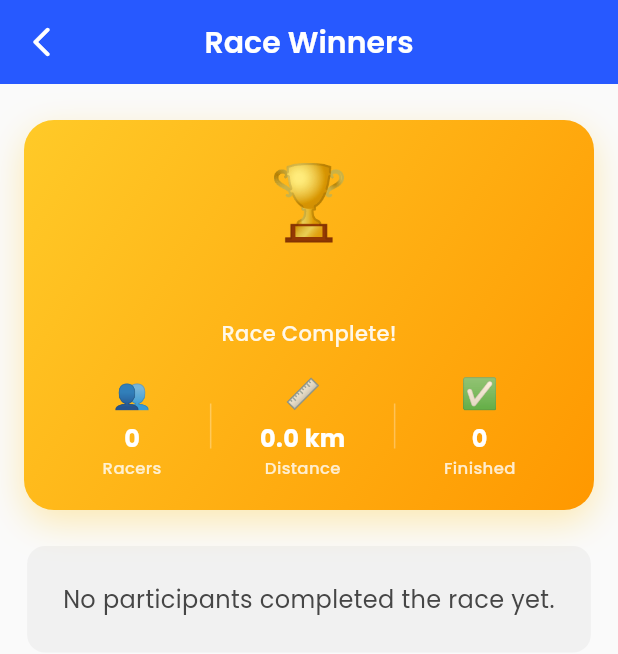
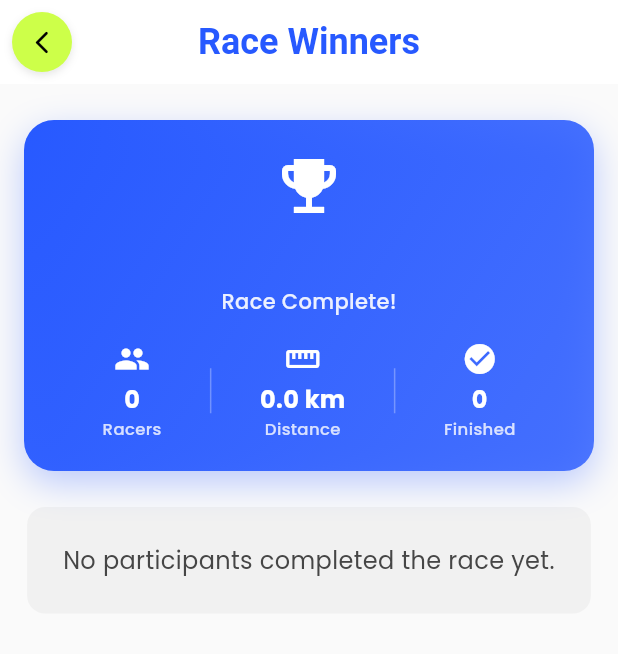
Before and after one commit to netsphereofficial-jpg/netsphere-stepzsync-stable, a Flutter app: the RaceWinnersScreen screen opened directly with empty values, on a phone screen of 412 x 824 dp. Shown: the top 654 px of the screen. Run offline on Flutter 3.47's test engine with Material 3 defaults, Android fonts, the phone set to English and light mode, and no system bars; our stand-ins replace cloud_firestore, confetti, connectivity_plus, country_code_picker, dio, firebase_auth and 27 more; missing offline and left inert: android_intent_plus, firebase_performance, flutter_polyline_points, health, place_picker_google; accounts and stored records are empty; project files that could hold a hidden picture were left out.

Commit message:
Fix: Redesign Race Winners Screen with consistent styling
- Updated app bar to match other race screens (white bg, circular yellow back button, blue title)
- Replaced golden/amber color scheme with soothing blue gradient theme using AppColors.appColor
- Fixed distance bug by capping displayed distance at race's total distance (min cap prevents showing 6.08km for 2km race)
- Replaced emoji icons with Material Icons for professional look:
  • 🏆 → Icons.emoji_events
  • 👥 → Icons.group
  • 📏 → Icons.straighten
  • ✅ → Icons.check_circle
  • ⚡ → Icons.speed

🤖 Generated with [Claude Code](https://claude.com/claude-code)

Co-Authored-By: Claude <noreply@anthropic.com>

```diff
--- a/lib/screens/race_map/race_map_screen.dart
+++ b/lib/screens/race_map/race_map_screen.dart
@@ -1,3 +1,4 @@
+import 'dart:math';
 import 'dart:ui';
 
 import 'package:firebase_auth/firebase_auth.dart';
@@ -2435,7 +2436,21 @@ class RaceWinnersScreen extends StatelessWidget {
 
     return Scaffold(
       backgroundColor: Colors.grey.shade50,
-      appBar: CustomAppBar(title: "Race Winners", isBack: true),
+      appBar: CustomAppBar(
+        title: "Race Winners",
+        isBack: true,
+        circularBackButton: true,
+        backButtonCircleColor: AppColors.neonYellow,
+        backButtonIconColor: Colors.black,
+        backgroundColor: Colors.white,
+        titleColor: AppColors.appColor,
+        showGradient: false,
+        titleStyle: GoogleFonts.roboto(
+          fontSize: 24,
+          fontWeight: FontWeight.bold,
+          color: AppColors.appColor,
+        ),
+      ),
       body: SingleChildScrollView(
         physics: const BouncingScrollPhysics(),
         child: Padding(
@@ -2449,8 +2464,8 @@ class RaceWinnersScreen extends StatelessWidget {
                 decoration: BoxDecoration(
                   gradient: LinearGradient(
                     colors: [
-                      Colors.amber.shade400,
-                      Colors.orange.shade500,
+                      AppColors.appColor,
+                      AppColors.appColor.withValues(alpha: 0.8),
                     ],
                     begin: Alignment.topLeft,
                     end: Alignment.bottomRight,
@@ -2458,7 +2473,7 @@ class RaceWinnersScreen extends StatelessWidget {
                   borderRadius: BorderRadius.circular(20),
                   boxShadow: [
                     BoxShadow(
-                      color: Colors.amber.withValues(alpha: 0.3),
+                      color: AppColors.appColor.withValues(alpha: 0.3),
                       blurRadius: 20,
                       offset: const Offset(0, 8),
                     ),
@@ -2466,9 +2481,10 @@ class RaceWinnersScreen extends StatelessWidget {
                 ),
                 child: Column(
                   children: [
-                    const Text(
-                      '🏆',
-                      style: TextStyle(fontSize: 48),
+                    const Icon(
+                      Icons.emoji_events,
+                      size: 48,
+                      color: Colors.white,
                     ),
                     const SizedBox(height: 8),
                     Text(
@@ -2495,7 +2511,7 @@ class RaceWinnersScreen extends StatelessWidget {
                       mainAxisAlignment: MainAxisAlignment.spaceEvenly,
                       children: [
                         _buildHeaderStat(
-                          '👥',
+                          Icons.group,
                           '${participants.length}',
                           'Racers',
                         ),
@@ -2505,7 +2521,7 @@ class RaceWinnersScreen extends StatelessWidget {
                           color: Colors.white.withValues(alpha: 0.3),
                         ),
                         _buildHeaderStat(
-                          '📏',
+                          Icons.straighten,
                           '${raceData?.totalDistance?.toStringAsFixed(1) ?? '0'} km',
                           'Distance',
                         ),
@@ -2515,7 +2531,7 @@ class RaceWinnersScreen extends StatelessWidget {
                           color: Colors.white.withValues(alpha: 0.3),
                         ),
                         _buildHeaderStat(
-                          '✅',
+                          Icons.check_circle,
                           '${participants.where((p) => p.isCompleted).length}',
                           'Finished',
                         ),
@@ -2537,8 +2553,8 @@ class RaceWinnersScreen extends StatelessWidget {
                       decoration: BoxDecoration(
                         gradient: LinearGradient(
                           colors: [
-                            Colors.amber.shade400,
-                            Colors.amber.shade600,
+                            AppColors.appColor,
+                            AppColors.appColor.withValues(alpha: 0.85),
                           ],
                         ),
                         borderRadius: BorderRadius.circular(20),
@@ -2546,7 +2562,7 @@ class RaceWinnersScreen extends StatelessWidget {
                       child: Row(
                         mainAxisSize: MainAxisSize.min,
                         children: [
-                          const Text('🏆', style: TextStyle(fontSize: 16)),
+                          const Icon(Icons.emoji_events, size: 16, color: Colors.white),
                           const SizedBox(width: 6),
                           Text(
                             'Top 3 Finishers',
@@ -2672,13 +2688,13 @@ class RaceWinnersScreen extends StatelessWidget {
                               Row(
                                 children: [
                                   _buildCompactStat(
-                                    '📏',
-                                    '${participant.distance.toStringAsFixed(2)} km',
+                                    Icons.straighten,
+                                    '${min(participant.distance, raceData?.totalDistance ?? double.infinity).toStringAsFixed(2)} km',
                                   ),
                                   if (participant.avgSpeed > 0) ...[
                                     const SizedBox(width: 12),
                                     _buildCompactStat(
-                                      '⚡',
+                                      Icons.speed,
                                       '${participant.avgSpeed.toStringAsFixed(1)} km/h',
                                     ),
                                   ],
@@ -2726,7 +2742,7 @@ class RaceWinnersScreen extends StatelessWidget {
                   color: Colors.white,
                   borderRadius: BorderRadius.circular(12),
                   border: Border.all(
-                    color: Colors.amber.withValues(alpha: 0.3),
+                    color: Colors.grey.withValues(alpha: 0.3),
                     width: 2,
                   ),
                   boxShadow: [
@@ -2824,7 +2840,7 @@ class RaceWinnersScreen extends StatelessWidget {
                       child: Row(
                         mainAxisSize: MainAxisSize.min,
                         children: [
-                          const Text('👥', style: TextStyle(fontSize: 16)),
+                          const Icon(Icons.group, size: 16, color: Colors.white),
                           const SizedBox(width: 6),
                           Text(
                             'All Participants',
@@ -2868,12 +2884,12 @@ class RaceWinnersScreen extends StatelessWidget {
                       margin: const EdgeInsets.only(bottom: 6),
                       decoration: BoxDecoration(
                         color: isTopThree
-                            ? Colors.amber.withValues(alpha: 0.05)
+                            ? AppColors.appColor.withValues(alpha: 0.05)
                             : Colors.white,
                         borderRadius: BorderRadius.circular(12),
                         border: Border.all(
                           color: isTopThree
-                              ? Colors.amber.withValues(alpha: 0.2)
+                              ? AppColors.appColor.withValues(alpha: 0.2)
                               : Colors.grey.withValues(alpha: 0.15),
                           width: 1,
                         ),
@@ -2893,8 +2909,8 @@ class RaceWinnersScreen extends StatelessWidget {
                                 gradient: isTopThree
                                     ? LinearGradient(
                                         colors: [
-                                          Colors.amber.shade300,
-                                          Colors.amber.shade500,
+                                          AppColors.appColor.withValues(alpha: 0.9),
+                                          AppColors.appColor,
                                         ],
                                         begin: Alignment.topLeft,
                                         end: Alignment.bottomRight,
@@ -2909,7 +2925,7 @@ class RaceWinnersScreen extends StatelessWidget {
                                 boxShadow: isTopThree
                                     ? [
                                         BoxShadow(
-                                          color: Colors.amber.withValues(alpha: 0.3),
+                                          color: AppColors.appColor.withValues(alpha: 0.3),
                                           blurRadius: 6,
                                           offset: const Offset(0, 2),
                                         ),
@@ -2950,13 +2966,13 @@ class RaceWinnersScreen extends StatelessWidget {
                                   Row(
                                     children: [
                                       _buildCompactStat(
-                                        '📏',
-                                        '${participant.distance.toStringAsFixed(2)} km',
+                                        Icons.straighten,
+                                        '${min(participant.distance, raceData?.totalDistance ?? double.infinity).toStringAsFixed(2)} km',
                                       ),
                                       if (participant.avgSpeed > 0) ...[
                                         const SizedBox(width: 10),
                                         _buildCompactStat(
-                                          '⚡',
+                                          Icons.speed,
                                           '${participant.avgSpeed.toStringAsFixed(1)} km/h',
                                         ),
                                       ],
@@ -2994,11 +3010,11 @@ class RaceWinnersScreen extends StatelessWidget {
   }
 
   /// Helper method to build compact stat displays
-  static Widget _buildCompactStat(String icon, String text) {
+  static Widget _buildCompactStat(IconData icon, String text) {
     return Row(
       mainAxisSize: MainAxisSize.min,
       children: [
-        Text(icon, style: const TextStyle(fontSize: 11)),
+        Icon(icon, size: 13, color: AppColors.iconGrey),
         const SizedBox(width: 3),
         Text(
           text,
@@ -3013,10 +3029,10 @@ class RaceWinnersScreen extends StatelessWidget {
   }
 
   /// Helper method to build header stat displays
-  static Widget _buildHeaderStat(String icon, String value, String label) {
+  static Widget _buildHeaderStat(IconData icon, String value, String label) {
     return Column(
       children: [
-        Text(icon, style: const TextStyle(fontSize: 20)),
+        Icon(icon, size: 24, color: Colors.white),
         const SizedBox(height: 4),
         Text(
           value,
```
